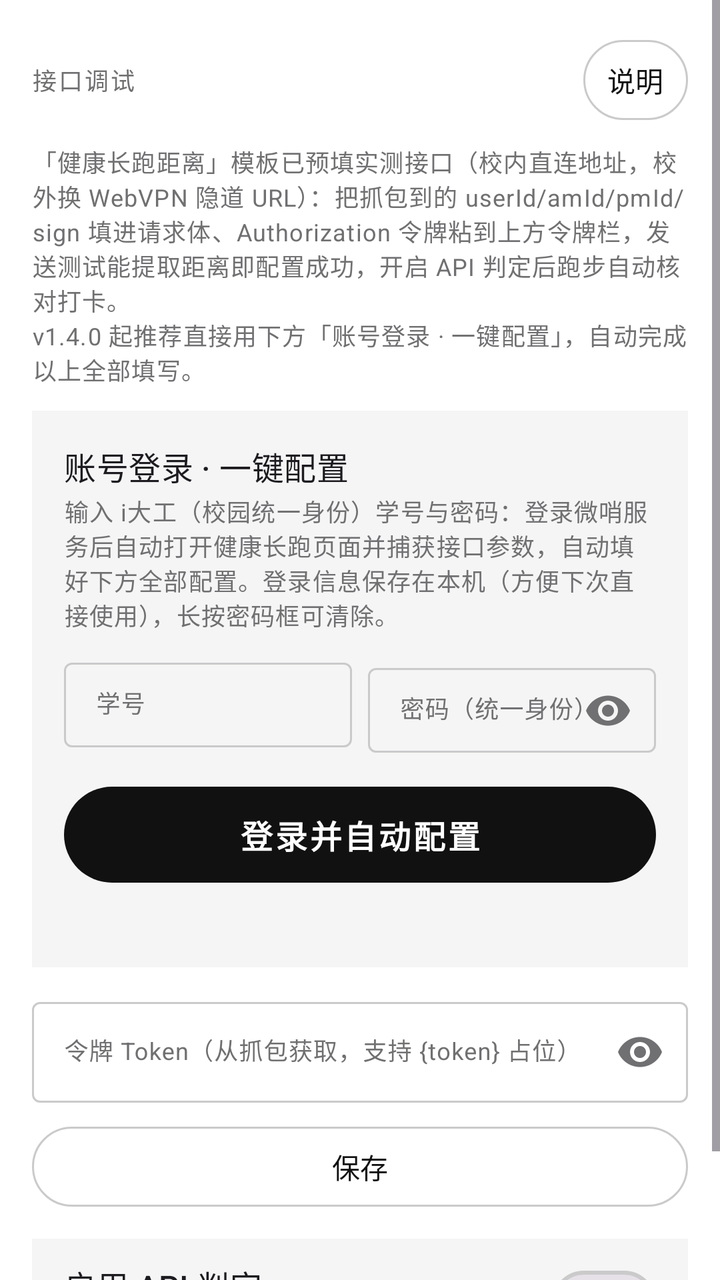
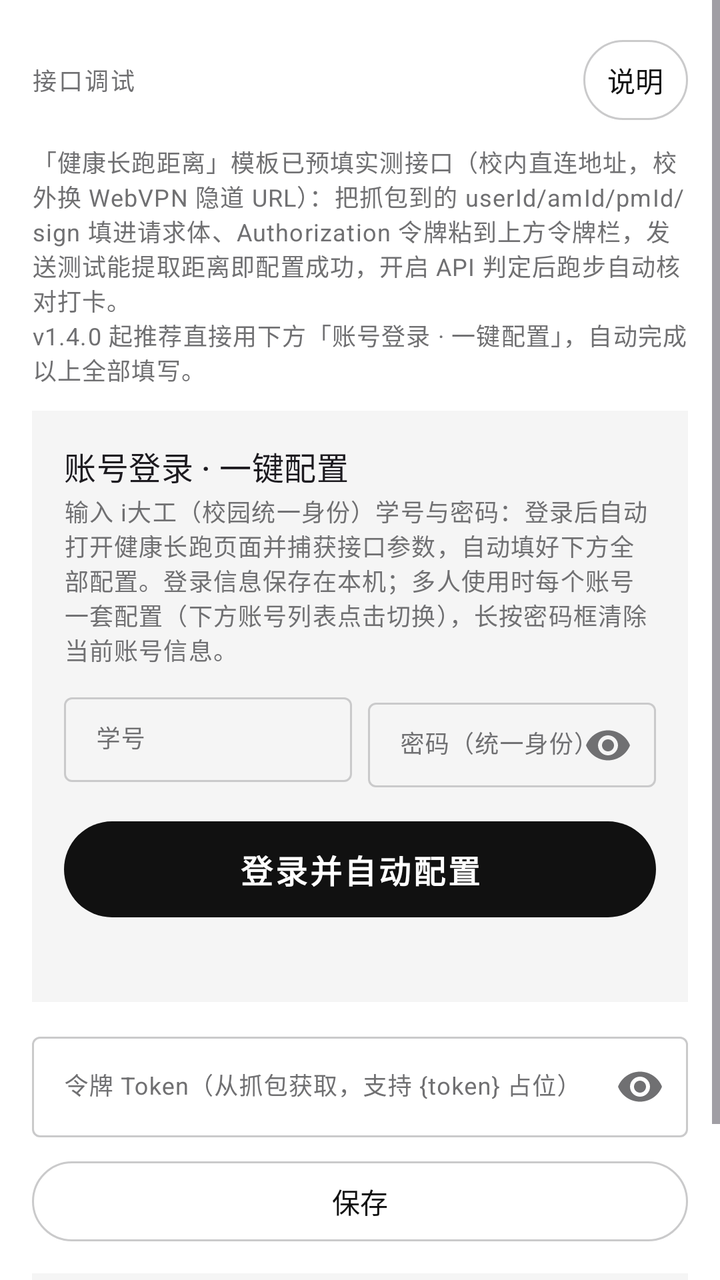

Screens rendered from an Android XML layout before and after an edit, with the pre-edit source and the edit as a unified diff.
<!-- AndroidManifest.xml: application theme Theme.RunMate -->
<!-- res/layout/fragment_api.xml -->
<?xml version="1.0" encoding="utf-8"?>
<LinearLayout xmlns:android="http://schemas.android.com/apk/res/android"
    xmlns:app="http://schemas.android.com/apk/res-auto"
    android:layout_width="match_parent"
    android:layout_height="match_parent"
    android:orientation="vertical">

    <ScrollView
        android:id="@+id/scrollApi"
        android:layout_width="match_parent"
        android:layout_height="match_parent"
        android:fillViewport="true">

        <LinearLayout
            android:layout_width="match_parent"
            android:layout_height="wrap_content"
            android:orientation="vertical"
            android:padding="16dp">

            
            <LinearLayout android:orientation="horizontal" android:gravity="center_vertical"
                android:layout_width="match_parent" android:layout_height="wrap_content">
                <TextView style="@style/TextAppearance.RunMate.Label"
                    android:layout_width="0dp" android:layout_weight="1" android:layout_height="wrap_content"
                    android:text="@string/api_title" />
                <com.google.android.material.button.MaterialButton
                    android:id="@+id/btnHelpApi" style="?attr/materialButtonOutlinedStyle"
                    android:layout_width="wrap_content" android:layout_height="wrap_content"
                    android:minWidth="0dp" android:insetLeft="0dp" android:insetRight="0dp"
                    android:paddingHorizontal="12dp"
                    android:text="@string/api_help" />
            </LinearLayout>

            <TextView android:layout_width="match_parent" android:layout_height="wrap_content"
                android:layout_marginTop="8dp" android:textAppearance="?attr/textAppearanceBodySmall"
                android:textColor="?attr/colorOnSurfaceVariant" android:text="@string/api_usage_hint" />

            
            <LinearLayout android:orientation="vertical"
                android:layout_width="match_parent" android:layout_height="wrap_content"
                android:layout_marginTop="12dp"
                android:background="?attr/colorSurfaceVariant" android:padding="16dp">
                <TextView android:layout_width="match_parent" android:layout_height="wrap_content"
                    android:textAppearance="?attr/textAppearanceTitleMedium"
                    android:text="@string/ws_card_title" />
                <TextView android:layout_width="match_parent" android:layout_height="wrap_content"
                    android:layout_marginTop="2dp" android:textAppearance="?attr/textAppearanceBodySmall"
                    android:textColor="?attr/colorOnSurfaceVariant"
                    android:text="@string/ws_card_hint" />
                <LinearLayout android:orientation="horizontal"
                    android:layout_width="match_parent" android:layout_height="wrap_content"
                    android:layout_marginTop="10dp">
                    <com.google.android.material.textfield.TextInputLayout
                        style="@style/Widget.Material3.TextInputLayout.OutlinedBox.Dense"
                        android:layout_width="0dp" android:layout_weight="1"
                        android:layout_height="wrap_content" android:hint="@string/ws_number_hint">
                        <com.google.android.material.textfield.TextInputEditText
                            android:id="@+id/etWsNumber" android:layout_width="match_parent"
                            android:layout_height="wrap_content" android:inputType="text"
                            android:singleLine="true"
                            android:textAppearance="?attr/textAppearanceBodySmall" />
                    </com.google.android.material.textfield.TextInputLayout>
                    <com.google.android.material.textfield.TextInputLayout
                        style="@style/Widget.Material3.TextInputLayout.OutlinedBox.Dense"
                        android:layout_width="0dp" android:layout_weight="1"
                        android:layout_height="wrap_content" android:layout_marginStart="8dp"
                        android:hint="@string/ws_pwd_hint" app:endIconMode="password_toggle">
                        <com.google.android.material.textfield.TextInputEditText
                            android:id="@+id/etWsPwd" android:layout_width="match_parent"
                            android:layout_height="wrap_content" android:inputType="textPassword"
                            android:imeOptions="actionDone" android:singleLine="true"
                            android:textAppearance="?attr/textAppearanceBodySmall" />
                    </com.google.android.material.textfield.TextInputLayout>
                </LinearLayout>
                <com.google.android.material.button.MaterialButton
                    android:id="@+id/btnWsLogin" style="@style/Widget.RunMate.PillButton"
                    android:layout_width="match_parent" android:layout_height="wrap_content"
                    android:layout_marginTop="10dp" android:text="@string/ws_btn_login" />
                <com.google.android.material.button.MaterialButton
                    android:id="@+id/btnOpenH5" style="?attr/materialButtonOutlinedStyle"
                    android:layout_width="match_parent" android:layout_height="wrap_content"
                    android:layout_marginTop="8dp" android:visibility="gone"
                    android:text="@string/ws_btn_open_h5" />
                <TextView android:id="@+id/tvWsStatus" android:layout_width="match_parent"
                    android:layout_height="wrap_content" android:layout_marginTop="6dp"
                    android:textAppearance="?attr/textAppearanceBodySmall"
                    android:textColor="?attr/colorOnSurfaceVariant" android:text="" />
            </LinearLayout>

            <com.google.android.material.textfield.TextInputLayout
                android:id="@+id/tilToken" android:layout_width="match_parent"
                android:layout_height="wrap_content" android:layout_marginTop="12dp"
                android:hint="@string/api_token_label"
                app:endIconMode="password_toggle">
                <com.google.android.material.textfield.TextInputEditText
                    android:id="@+id/etToken" android:layout_width="match_parent"
                    android:layout_height="wrap_content" android:inputType="textPassword"
                    android:textAppearance="?attr/textAppearanceBodySmall" />
            </com.google.android.material.textfield.TextInputLayout>

            <com.google.android.material.button.MaterialButton
                android:id="@+id/btnTokenSave" style="?attr/materialButtonOutlinedStyle"
                android:layout_width="match_parent" android:layout_height="wrap_content"
                android:layout_marginTop="8dp" android:text="@string/save" />

            <LinearLayout android:orientation="horizontal" android:gravity="center_vertical"
                android:layout_width="match_parent" android:layout_height="wrap_content"
                android:layout_marginTop="12dp" android:background="?attr/colorSurfaceVariant"
                android:paddingHorizontal="16dp" android:paddingVertical="8dp">
                <LinearLayout android:orientation="vertical" android:layout_width="0dp"
                    android:layout_weight="1" android:layout_height="wrap_content">
                    <TextView android:layout_width="match_parent" android:layout_height="wrap_content"
                        android:textAppearance="?attr/textAppearanceTitleMedium" android:text="@string/pref_api_enabled" />
                    <TextView android:layout_width="match_parent" android:layout_height="wrap_content"
                        android:textAppearance="?attr/textAppearanceBodySmall"
                        android:textColor="?attr/colorOnSurfaceVariant" android:text="@string/api_enabled_off" />
                </LinearLayout>
                <com.google.android.material.materialswitch.MaterialSwitch
                    android:id="@+id/swApiMode" android:layout_width="wrap_content"
                    android:layout_height="wrap_content" />
            </LinearLayout>

            
            <com.google.android.material.card.MaterialCardView
                android:id="@+id/cardResult" android:layout_width="match_parent"
                android:layout_height="wrap_content" android:layout_marginTop="12dp"
                android:visibility="gone" app:cardBackgroundColor="?attr/colorSurfaceVariant"
                app:cardCornerRadius="24dp" app:strokeWidth="0dp">
                <LinearLayout android:orientation="vertical" android:padding="20dp"
                    android:layout_width="match_parent" android:layout_height="wrap_content">
                    
                    <TextView android:id="@+id/tvApiStatus" android:layout_width="match_parent"
                        android:layout_height="wrap_content" android:textAppearance="?attr/textAppearanceTitleMedium"
                        android:textIsSelectable="true"
                        android:text="@string/api_result_none" />
                    <TextView android:id="@+id/tvApiExtract" android:layout_width="match_parent"
                        android:layout_height="wrap_content" android:layout_marginTop="4dp"
                        android:textAppearance="?attr/textAppearanceBodyMedium"
                        android:textIsSelectable="true"
                        android:textColor="?attr/colorOnSurfaceVariant" android:text="" />
                    <ScrollView android:layout_width="match_parent" android:layout_height="240dp"
                        android:layout_marginTop="8dp" android:background="?attr/colorSurface"
                        android:padding="8dp">
                        <TextView android:id="@+id/tvApiBody" android:layout_width="match_parent"
                            android:layout_height="wrap_content" android:textAppearance="?attr/textAppearanceBodySmall"
                            android:fontFamily="monospace" android:textIsSelectable="true" android:text="" />
                    </ScrollView>
                    
                    <com.google.android.material.button.MaterialButton
                        android:id="@+id/btnCopyResult" style="?attr/materialButtonOutlinedStyle"
                        android:layout_width="wrap_content" android:layout_height="wrap_content"
                        android:layout_marginTop="8dp" android:layout_gravity="end"
                        android:text="@string/api_result_copy" />
                </LinearLayout>
            </com.google.android.material.card.MaterialCardView>

            <androidx.recyclerview.widget.RecyclerView
                android:id="@+id/rvProfiles" android:layout_width="match_parent"
                android:layout_height="wrap_content" android:layout_marginTop="12dp"
                android:nestedScrollingEnabled="false" />
        </LinearLayout>
    </ScrollView>
</LinearLayout>
<!-- resources referenced by this layout -->
<resources>
  <string name="api_enabled_off">关闭：出区即提示（无法判定漏卡）</string>
  <string name="api_help">说明</string>
  <string name="api_result_copy">复制完整结果</string>
  <string name="api_result_none">尚无结果</string>
  <string name="api_title">接口调试</string>
  <string name="api_token_label">令牌 Token（从抓包获取，支持 {token} 占位）</string>
  <string name="api_usage_hint">「健康长跑距离」模板已预填实测接口（校内直连地址，校外换 WebVPN 隐道 URL）：把抓包到的 userId/amId/pmId/sign 填进请求体、Authorization 令牌粘到上方令牌栏，发送测试能提取距离即配置成功，开启 API 判定后跑步自动核对打卡。\nv1.4.0 起推荐直接用下方「账号登录 · 一键配置」，自动完成以上全部填写。</string>
  <string name="pref_api_enabled">启用 API 判定</string>
  <string name="save">保存</string>
  <string name="ws_btn_login">登录并自动配置</string>
  <string name="ws_btn_open_h5">重新捕获 H5 参数（换学期/令牌失效时用）</string>
  <string name="ws_card_hint">输入 i大工（校园统一身份）学号与密码：登录微哨服务后自动打开健康长跑页面并捕获接口参数，自动填好下方全部配置。登录信息保存在本机（方便下次直接使用），长按密码框可清除。</string>
  <string name="ws_card_title">账号登录 · 一键配置</string>
  <string name="ws_number_hint">学号</string>
  <string name="ws_pwd_hint">密码（统一身份）</string>
  <style name="TextAppearance.RunMate.Label" parent="TextAppearance.Material3.LabelMedium">
          <item name="android:textColor">?attr/colorOnSurfaceVariant</item>
          <item name="android:letterSpacing">0.08</item>
      </style>
  <style name="Widget.RunMate.PillButton" parent="Widget.Material3.Button">
          <item name="shapeAppearanceOverlay">@style/ShapeAppearance.RunMate.Pill</item>
          <item name="android:minHeight">56dp</item>
          <item name="android:textSize">16sp</item>
          <item name="android:letterSpacing">0.08</item>
          <item name="android:textStyle">bold</item>
          <item name="android:paddingStart">28dp</item>
          <item name="android:paddingEnd">28dp</item>
      </style>
  <style name="ShapeAppearance.RunMate.Pill" parent="">
          <item name="cornerFamily">rounded</item>
          <item name="cornerSize">999dp</item>
      </style>
  <color name="md_primary">#FF111111</color>
  <color name="md_on_primary">#FFFFFFFF</color>
  <color name="md_primary_container">#FFE5E5E5</color>
  <color name="md_on_primary_container">#FF111111</color>
  <color name="md_secondary">#FF39393B</color>
  <color name="md_on_secondary">#FFFFFFFF</color>
  <color name="md_secondary_container">#FFF5F5F5</color>
  <color name="md_on_secondary_container">#FF39393B</color>
  <color name="md_tertiary">#FF1151FF</color>
  <color name="md_on_tertiary">#FFFFFFFF</color>
  <color name="md_tertiary_container">#FFD6E2FF</color>
  <color name="md_on_tertiary_container">#FF00308F</color>
  <color name="md_error">#FFD30005</color>
  <color name="md_on_error">#FFFFFFFF</color>
  <color name="md_error_container">#FFFFDAD4</color>
  <color name="md_on_error_container">#FF780700</color>
  <color name="md_background">#FFFFFFFF</color>
  <color name="md_on_background">#FF111111</color>
  <color name="md_surface">#FFFFFFFF</color>
  <color name="md_on_surface">#FF111111</color>
  <color name="md_surface_variant">#FFF5F5F5</color>
  <color name="md_on_surface_variant">#FF707072</color>
  <color name="md_outline">#FFCACACB</color>
  <color name="md_outline_variant">#FFE5E5E5</color>
</resources>

<!-- the commit's change to res/layout/fragment_api.xml (unified diff, before → after) -->
@@ -85,6 +85,24 @@
                     android:layout_height="wrap_content" android:layout_marginTop="6dp"
                     android:textAppearance="?attr/textAppearanceBodySmall"
                     android:textColor="?attr/colorOnSurfaceVariant" android:text="" />
+
+                
+                <HorizontalScrollView
+                    android:id="@+id/scrollAccounts"
+                    android:layout_width="match_parent" android:layout_height="wrap_content"
+                    android:layout_marginTop="6dp" android:scrollbars="none"
+                    android:visibility="gone">
+                    <LinearLayout
+                        android:id="@+id/layAccounts" android:orientation="horizontal"
+                        android:layout_width="wrap_content" android:layout_height="wrap_content" />
+                </HorizontalScrollView>
+
+                
+                <com.google.android.material.button.MaterialButton
+                    android:id="@+id/btnQueryAll" style="?attr/materialButtonOutlinedStyle"
+                    android:layout_width="match_parent" android:layout_height="wrap_content"
+                    android:layout_marginTop="8dp" android:visibility="gone"
+                    android:text="@string/acct_btn_query_all" />
             </LinearLayout>
 
             <com.google.android.material.textfield.TextInputLayout
<!-- resource entries referenced after the edit -->
@@ -1,5 +1,6 @@
 <!-- resources referenced by this layout -->
 <resources>
+  <string name="acct_btn_query_all">查询全部账号距离</string>
   <string name="api_enabled_off">关闭：出区即提示（无法判定漏卡）</string>
   <string name="api_help">说明</string>
   <string name="api_result_copy">复制完整结果</string>
@@ -11,7 +12,7 @@
   <string name="save">保存</string>
   <string name="ws_btn_login">登录并自动配置</string>
   <string name="ws_btn_open_h5">重新捕获 H5 参数（换学期/令牌失效时用）</string>
-  <string name="ws_card_hint">输入 i大工（校园统一身份）学号与密码：登录微哨服务后自动打开健康长跑页面并捕获接口参数，自动填好下方全部配置。登录信息保存在本机（方便下次直接使用），长按密码框可清除。</string>
+  <string name="ws_card_hint">输入 i大工（校园统一身份）学号与密码：登录后自动打开健康长跑页面并捕获接口参数，自动填好下方全部配置。登录信息保存在本机；多人使用时每个账号一套配置（下方账号列表点击切换），长按密码框清除当前账号信息。</string>
   <string name="ws_card_title">账号登录 · 一键配置</string>
   <string name="ws_number_hint">学号</string>
   <string name="ws_pwd_hint">密码（统一身份）</string>
